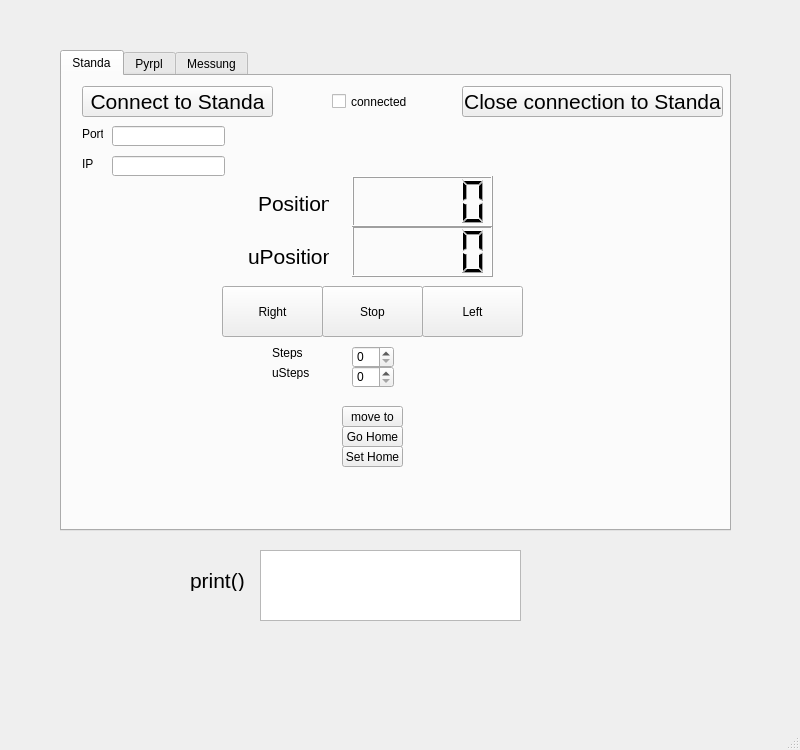
Old version of the form qt designer/standa_pyrpl_gui.ui in the repository treeTUkl/pyrpl_user_dir.
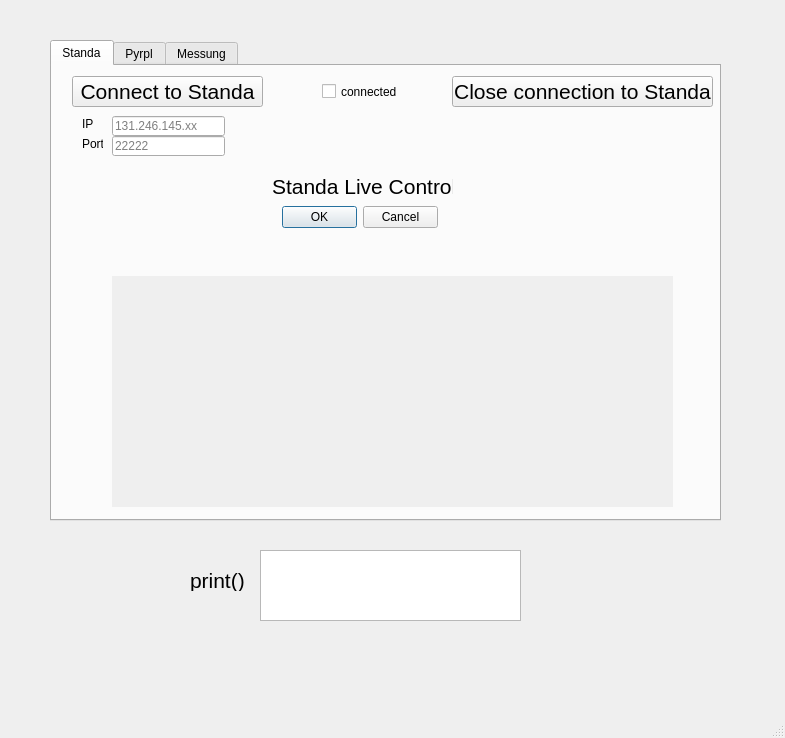
New version of the form.

What changed in the file:
```diff
--- a/qt designer/standa_pyrpl_gui.ui
+++ b/qt designer/standa_pyrpl_gui.ui
@@ -6,8 +6,8 @@
    <rect>
     <x>0</x>
     <y>0</y>
-    <width>800</width>
-    <height>750</height>
+    <width>785</width>
+    <height>738</height>
    </rect>
   </property>
   <property name="font">
@@ -22,8 +22,8 @@
    <widget class="QTabWidget" name="tabWidget">
     <property name="geometry">
      <rect>
-      <x>60</x>
-      <y>50</y>
+      <x>50</x>
+      <y>40</y>
       <width>671</width>
       <height>481</height>
      </rect>
@@ -40,14 +40,17 @@
      <number>0</number>
     </property>
     <widget class="QWidget" name="Nullpunkt_controltab">
+     <property name="autoFillBackground">
+      <bool>false</bool>
+     </property>
      <attribute name="title">
       <string>Standa</string>
      </attribute>
      <widget class="QLabel" name="Position">
       <property name="geometry">
        <rect>
-        <x>196</x>
-        <y>112</y>
+        <x>136</x>
+        <y>272</y>
         <width>71</width>
         <height>31</height>
        </rect>
@@ -64,8 +67,8 @@
      <widget class="QLabel" name="uSteps">
       <property name="geometry">
        <rect>
-        <x>210</x>
-        <y>290</y>
+        <x>470</x>
+        <y>330</y>
         <width>47</width>
         <height>13</height>
        </rect>
@@ -74,11 +77,11 @@
        <string>uSteps</string>
       </property>
      </widget>
-     <widget class="QToolButton" name="Go_left_Button">
+     <widget class="QPushButton" name="Go_left_Button">
       <property name="geometry">
        <rect>
-        <x>360</x>
-        <y>210</y>
+        <x>300</x>
+        <y>370</y>
         <width>101</width>
         <height>51</height>
        </rect>
@@ -87,11 +90,11 @@
        <string>Left</string>
       </property>
      </widget>
-     <widget class="QToolButton" name="Go_Home_Button">
+     <widget class="QPushButton" name="Go_Home_Button">
       <property name="geometry">
        <rect>
-        <x>280</x>
-        <y>350</y>
+        <x>540</x>
+        <y>390</y>
         <width>61</width>
         <height>21</height>
        </rect>
@@ -103,18 +106,18 @@
      <widget class="QSpinBox" name="Pos_spinBox">
       <property name="geometry">
        <rect>
-        <x>290</x>
-        <y>270</y>
+        <x>550</x>
+        <y>310</y>
         <width>42</width>
         <height>22</height>
        </rect>
       </property>
      </widget>
-     <widget class="QToolButton" name="move_to_Button">
+     <widget class="QPushButton" name="move_to_Button">
       <property name="geometry">
        <rect>
-        <x>280</x>
-        <y>330</y>
+        <x>540</x>
+        <y>370</y>
         <width>61</width>
         <height>21</height>
        </rect>
@@ -123,11 +126,11 @@
        <string>move to</string>
       </property>
      </widget>
-     <widget class="QToolButton" name="Go_right_Button">
+     <widget class="QPushButton" name="Go_right_Button">
       <property name="geometry">
        <rect>
-        <x>160</x>
-        <y>210</y>
+        <x>100</x>
+        <y>370</y>
         <width>101</width>
         <height>51</height>
        </rect>
@@ -139,18 +142,18 @@
      <widget class="QLCDNumber" name="lcdNumber_2">
       <property name="geometry">
        <rect>
-        <x>290</x>
-        <y>150</y>
+        <x>230</x>
+        <y>310</y>
         <width>141</width>
         <height>51</height>
        </rect>
       </property>
      </widget>
-     <widget class="QToolButton" name="Stop_Button">
+     <widget class="QPushButton" name="Stop_Button">
       <property name="geometry">
        <rect>
-        <x>260</x>
-        <y>210</y>
+        <x>200</x>
+        <y>370</y>
         <width>101</width>
         <height>51</height>
        </rect>
@@ -162,8 +165,8 @@
      <widget class="QLabel" name="Steps">
       <property name="geometry">
        <rect>
-        <x>210</x>
-        <y>270</y>
+        <x>470</x>
+        <y>310</y>
         <width>47</width>
         <height>13</height>
        </rect>
@@ -172,11 +175,11 @@
        <string>Steps</string>
       </property>
      </widget>
-     <widget class="QToolButton" name="SetHome_Button">
+     <widget class="QPushButton" name="SetHome_Button">
       <property name="geometry">
        <rect>
-        <x>280</x>
-        <y>370</y>
+        <x>540</x>
+        <y>410</y>
         <width>61</width>
         <height>21</height>
        </rect>
@@ -188,8 +191,8 @@
      <widget class="QLCDNumber" name="lcdNumber">
       <property name="geometry">
        <rect>
-        <x>290</x>
-        <y>100</y>
+        <x>230</x>
+        <y>260</y>
         <width>141</width>
         <height>51</height>
        </rect>
@@ -198,8 +201,8 @@
      <widget class="QSpinBox" name="uPos_spinBox">
       <property name="geometry">
        <rect>
-        <x>290</x>
-        <y>290</y>
+        <x>550</x>
+        <y>330</y>
         <width>42</width>
         <height>22</height>
        </rect>
@@ -208,8 +211,8 @@
      <widget class="QLabel" name="uPosition">
       <property name="geometry">
        <rect>
-        <x>186</x>
-        <y>170</y>
+        <x>126</x>
+        <y>330</y>
         <width>81</width>
         <height>21</height>
        </rect>
@@ -253,6 +256,12 @@
       <property name="text">
        <string>connected</string>
       </property>
+      <property name="checkable">
+       <bool>false</bool>
+      </property>
+      <property name="tristate">
+       <bool>false</bool>
+      </property>
      </widget>
      <widget class="QPushButton" name="Standa_Close_Button">
       <property name="geometry">
@@ -275,18 +284,24 @@
      <widget class="QLineEdit" name="standa_connection_ip">
       <property name="geometry">
        <rect>
-        <x>50</x>
-        <y>80</y>
+        <x>60</x>
+        <y>50</y>
         <width>113</width>
         <height>20</height>
        </rect>
       </property>
+      <property name="text">
+       <string/>
+      </property>
+      <property name="placeholderText">
+       <string>131.246.145.xx</string>
+      </property>
      </widget>
      <widget class="QLabel" name="standa_label_ip">
       <property name="geometry">
        <rect>
-        <x>20</x>
-        <y>80</y>
+        <x>30</x>
+        <y>50</y>
         <width>21</width>
         <height>16</height>
        </rect>
@@ -298,8 +313,8 @@
      <widget class="QLabel" name="standa_label_port">
       <property name="geometry">
        <rect>
-        <x>20</x>
-        <y>50</y>
+        <x>30</x>
+        <y>70</y>
         <width>21</width>
         <height>16</height>
        </rect>
@@ -311,11 +326,61 @@
      <widget class="QLineEdit" name="standa_connection_port">
       <property name="geometry">
        <rect>
-        <x>50</x>
-        <y>50</y>
+        <x>60</x>
+        <y>70</y>
         <width>113</width>
         <height>20</height>
        </rect>
+      </property>
+      <property name="placeholderText">
+       <string>22222</string>
+      </property>
+     </widget>
+     <widget class="QDialogButtonBox" name="standa_live_control_ButtonBox">
+      <property name="geometry">
+       <rect>
+        <x>230</x>
+        <y>140</y>
+        <width>156</width>
+        <height>23</height>
+       </rect>
+      </property>
+      <property name="autoFillBackground">
+       <bool>false</bool>
+      </property>
+      <property name="standardButtons">
+       <set>QDialogButtonBox::Cancel|QDialogButtonBox::Ok</set>
+      </property>
+     </widget>
+     <widget class="QLabel" name="standa_live_label">
+      <property name="geometry">
+       <rect>
+        <x>220</x>
+        <y>110</y>
+        <width>181</width>
+        <height>21</height>
+       </rect>
+      </property>
+      <property name="font">
+       <font>
+        <pointsize>16</pointsize>
+       </font>
+      </property>
+      <property name="text">
+       <string>Standa Live Control</string>
+      </property>
+     </widget>
+     <widget class="QWidget" name="Standa_live_control_widget" native="true">
+      <property name="geometry">
+       <rect>
+        <x>60</x>
+        <y>210</y>
+        <width>561</width>
+        <height>231</height>
+       </rect>
+      </property>
+      <property name="autoFillBackground">
+       <bool>true</bool>
       </property>
      </widget>
     </widget>
```
Left out of the diff: 61 changed lines with no effect on the pictures.
